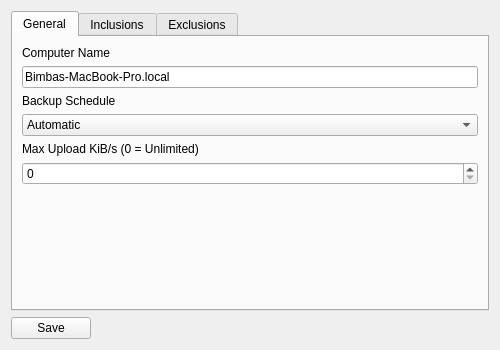
Qt form client/src/blobbackup/ui/settingsdialog.ui (Blobbackup/Blobbackup) before a commit.
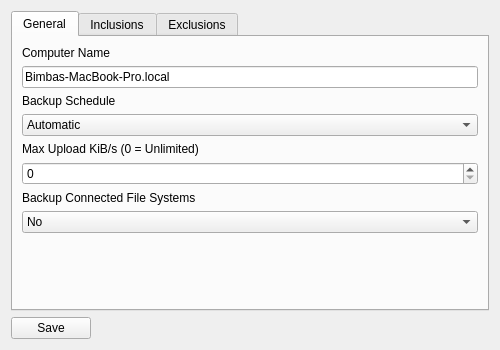
The same form after that commit.

Commit message: Add one file system to settings

Diff of the .ui file:
```diff
--- a/client/src/blobbackup/ui/settingsdialog.ui
+++ b/client/src/blobbackup/ui/settingsdialog.ui
@@ -79,6 +79,27 @@
          </property>
         </widget>
        </item>
+       <item>
+        <widget class="QLabel" name="label_4">
+         <property name="text">
+          <string>Backup Connected File Systems</string>
+         </property>
+        </widget>
+       </item>
+       <item>
+        <widget class="QComboBox" name="backup_connected_file_systems_combo_box">
+         <item>
+          <property name="text">
+           <string>No</string>
+          </property>
+         </item>
+         <item>
+          <property name="text">
+           <string>Yes</string>
+          </property>
+         </item>
+        </widget>
+       </item>
        <item>
         <spacer name="verticalSpacer">
          <property name="orientation">
```
The commit also changes 5 other files.
